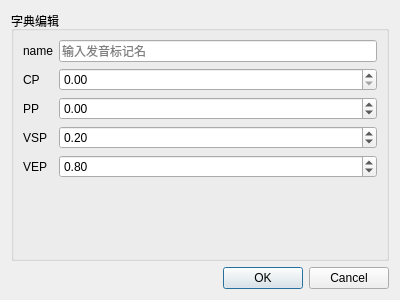
Before: the Qt Designer form chareditdialog.ui in Infinity-Voice-Synthesis/InfinityModuleTool, drawn with Qt 5.
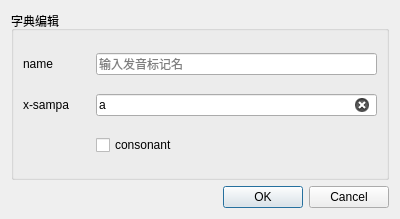
After: the same form once the commit is applied. Icons and pictures are not drawn.

Commit message: x-sampa支持

Patch:
```diff
--- a/chareditdialog.ui
+++ b/chareditdialog.ui
@@ -7,7 +7,7 @@
     <x>0</x>
     <y>0</y>
     <width>400</width>
-    <height>300</height>
+    <height>219</height>
    </rect>
   </property>
   <property name="windowTitle">
@@ -21,14 +21,30 @@
    <bool>false</bool>
   </property>
   <layout class="QGridLayout" name="gridLayout">
-   <item row="0" column="0">
+   <item row="3" column="0">
+    <widget class="QDialogButtonBox" name="buttonBox">
+     <property name="orientation">
+      <enum>Qt::Horizontal</enum>
+     </property>
+     <property name="standardButtons">
+      <set>QDialogButtonBox::Cancel|QDialogButtonBox::Ok</set>
+     </property>
+    </widget>
+   </item>
+   <item row="2" column="0">
     <widget class="QGroupBox" name="groupBox">
      <property name="title">
       <string>字典编辑</string>
      </property>
-     <layout class="QFormLayout" name="formLayout">
+     <layout class="QGridLayout" name="gridLayout_2">
       <item row="0" column="0">
        <widget class="QLabel" name="label">
+        <property name="sizePolicy">
+         <sizepolicy hsizetype="Maximum" vsizetype="Preferred">
+          <horstretch>0</horstretch>
+          <verstretch>0</verstretch>
+         </sizepolicy>
+        </property>
         <property name="text">
          <string>name</string>
         </property>
@@ -37,118 +53,96 @@
         </property>
        </widget>
       </item>
-      <item row="0" column="1">
-       <widget class="QLineEdit" name="name">
-        <property name="placeholderText">
-         <string>输入发音标记名</string>
+      <item row="2" column="2">
+       <spacer name="horizontalSpacer_2">
+        <property name="orientation">
+         <enum>Qt::Horizontal</enum>
         </property>
-        <property name="clearButtonEnabled">
-         <bool>true</bool>
+        <property name="sizeHint" stdset="0">
+         <size>
+          <width>81</width>
+          <height>20</height>
+         </size>
+        </property>
+       </spacer>
+      </item>
+      <item row="2" column="1">
+       <widget class="QCheckBox" name="consonant">
+        <property name="text">
+         <string>consonant</string>
         </property>
        </widget>
       </item>
+      <item row="2" column="0">
+       <spacer name="horizontalSpacer">
+        <property name="orientation">
+         <enum>Qt::Horizontal</enum>
+        </property>
+        <property name="sizeType">
+         <enum>QSizePolicy::Maximum</enum>
+        </property>
+        <property name="sizeHint" stdset="0">
+         <size>
+          <width>67</width>
+          <height>20</height>
+         </size>
+        </property>
+       </spacer>
+      </item>
       <item row="1" column="0">
        <widget class="QLabel" name="label_2">
-        <property name="text">
-         <string>CP</string>
+        <property name="sizePolicy">
+         <sizepolicy hsizetype="Maximum" vsizetype="Preferred">
+          <horstretch>0</horstretch>
+          <verstretch>0</verstretch>
+         </sizepolicy>
         </property>
-        <property name="buddy">
-         <cstring>CP</cstring>
-        </property>
-       </widget>
-      </item>
-      <item row="1" column="1">
-       <widget class="QDoubleSpinBox" name="CP">
-        <property name="maximum">
-         <double>2.000000000000000</double>
-        </property>
-        <property name="singleStep">
-         <double>0.010000000000000</double>
-        </property>
-       </widget>
-      </item>
-      <item row="2" column="0">
-       <widget class="QLabel" name="label_3">
         <property name="text">
-         <string>PP</string>
+         <string>x-sampa</string>
         </property>
         <property name="buddy">
          <cstring>PP</cstring>
         </property>
        </widget>
       </item>
-      <item row="2" column="1">
-       <widget class="QDoubleSpinBox" name="PP">
-        <property name="minimum">
-         <double>-1.000000000000000</double>
+      <item row="1" column="1" colspan="2">
+       <widget class="QLineEdit" name="x_sampa">
+        <property name="sizePolicy">
+         <sizepolicy hsizetype="Minimum" vsizetype="Fixed">
+          <horstretch>0</horstretch>
+          <verstretch>0</verstretch>
+         </sizepolicy>
         </property>
-        <property name="maximum">
-         <double>1.000000000000000</double>
-        </property>
-        <property name="singleStep">
-         <double>0.010000000000000</double>
-        </property>
-       </widget>
-      </item>
-      <item row="3" column="0">
-       <widget class="QLabel" name="label_4">
         <property name="text">
-         <string>VSP</string>
+         <string>a</string>
         </property>
-        <property name="buddy">
-         <cstring>VSP</cstring>
+        <property name="placeholderText">
+         <string>输入x-sampa音素</string>
         </property>
-       </widget>
-      </item>
-      <item row="3" column="1">
-       <widget class="QDoubleSpinBox" name="VSP">
-        <property name="maximum">
-         <double>1.000000000000000</double>
+        <property name="clearButtonEnabled">
+         <bool>true</bool>
         </property>
-        <property name="singleStep">
-         <double>0.010000000000000</double>
-        </property>
-        <property name="value">
-         <double>0.200000000000000</double>
-        </property>
        </widget>
       </item>
-      <item row="4" column="0">
-       <widget class="QLabel" name="label_5">
-        <property name="text">
-         <string>VEP</string>
+      <item row="0" column="1" colspan="2">
+       <widget class="QLineEdit" name="name">
+        <property name="sizePolicy">
+         <sizepolicy hsizetype="Minimum" vsizetype="Fixed">
+          <horstretch>0</horstretch>
+          <verstretch>0</verstretch>
+         </sizepolicy>
         </property>
-        <property name="buddy">
-         <cstring>VEP</cstring>
+        <property name="placeholderText">
+         <string>输入发音标记名</string>
         </property>
-       </widget>
-      </item>
-      <item row="4" column="1">
-       <widget class="QDoubleSpinBox" name="VEP">
-        <property name="maximum">
-         <double>1.000000000000000</double>
-        </property>
-        <property name="singleStep">
-         <double>0.010000000000000</double>
-        </property>
-        <property name="value">
-         <double>0.800000000000000</double>
+        <property name="clearButtonEnabled">
+         <bool>true</bool>
         </property>
        </widget>
       </item>
      </layout>
     </widget>
    </item>
-   <item row="1" column="0">
-    <widget class="QDialogButtonBox" name="buttonBox">
-     <property name="orientation">
-      <enum>Qt::Horizontal</enum>
-     </property>
-     <property name="standardButtons">
-      <set>QDialogButtonBox::Cancel|QDialogButtonBox::Ok</set>
-     </property>
-    </widget>
-   </item>
   </layout>
  </widget>
  <resources>
```
Left out of the diff: 2 changed lines with no effect on the pictures. The commit also changes 9 other files.
